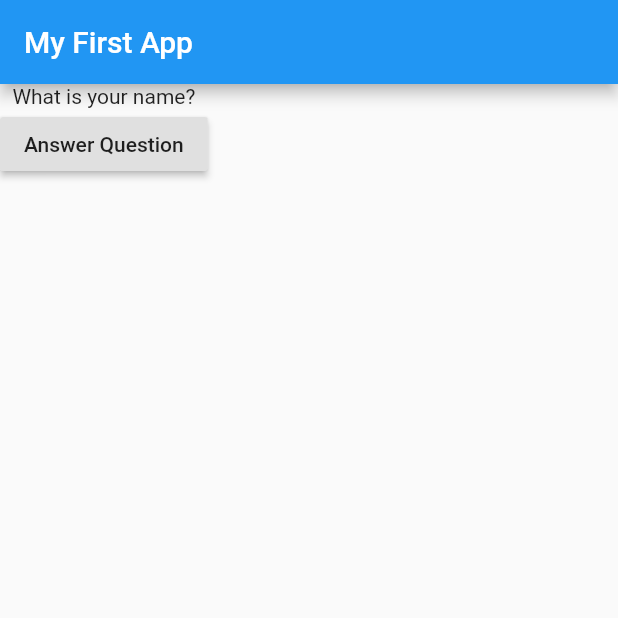
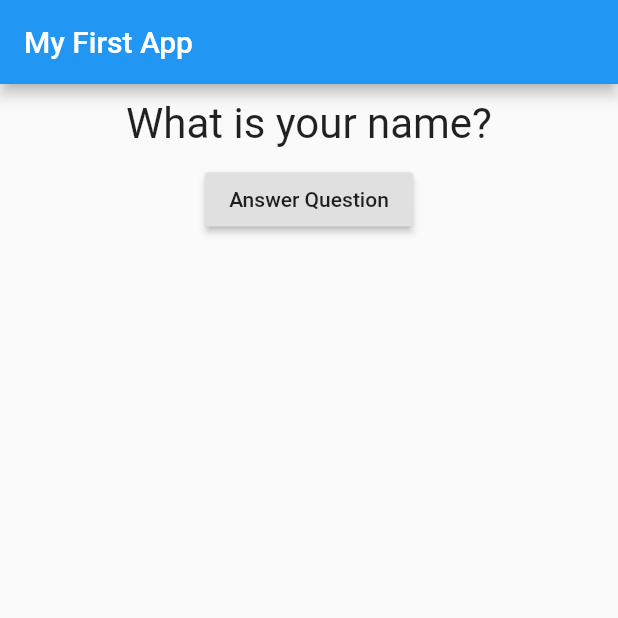
Before and after one commit to pragusga25/fluttapp, a Flutter app: the screen it shows after launch, on a phone screen of 412 x 824 dp, the top half of it. Run offline on Flutter 3.47's test engine with Material 2 defaults, Android fonts, the phone set to English and light mode, and no system bars.

Commit message:
first styling and layouting

```diff
--- a/lib/question.dart
+++ b/lib/question.dart
@@ -7,6 +7,16 @@
 
   @override
   Widget build(BuildContext context) {
-    return Text(this.questionText);
+    return Container(
+      width: double.infinity,
+      margin: EdgeInsets.all(10),
+      child: Text(
+        this.questionText,
+        style: TextStyle(
+          fontSize: 28,
+        ),
+        textAlign: TextAlign.center,
+      ),
+    );
   }
 }
```
